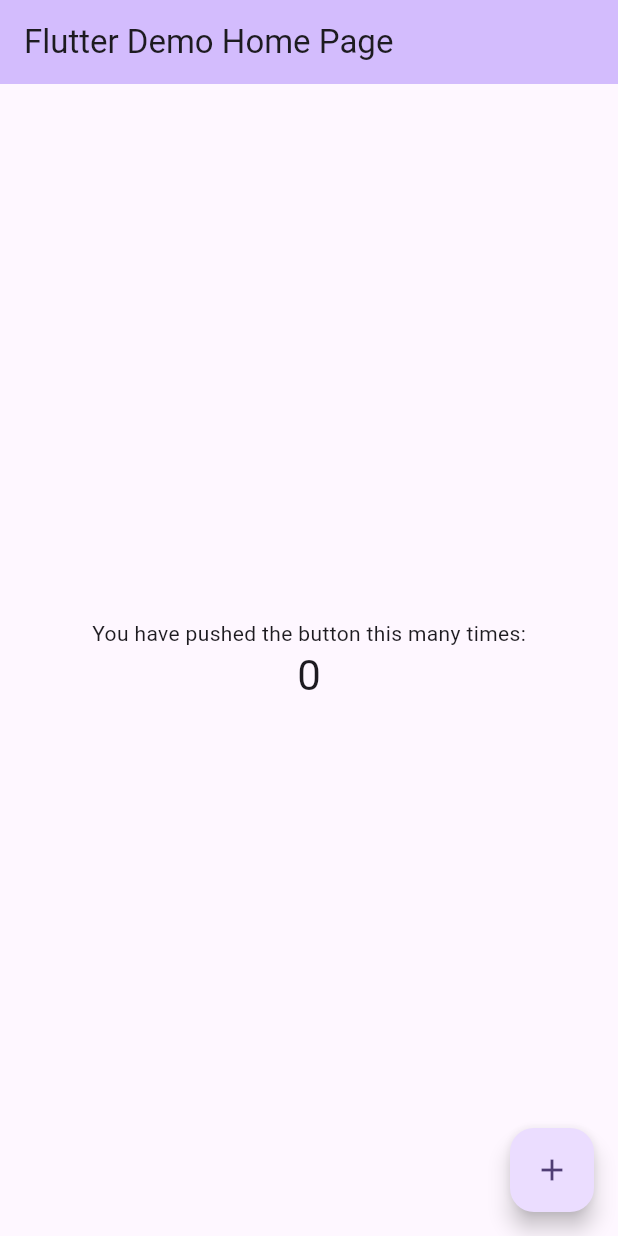
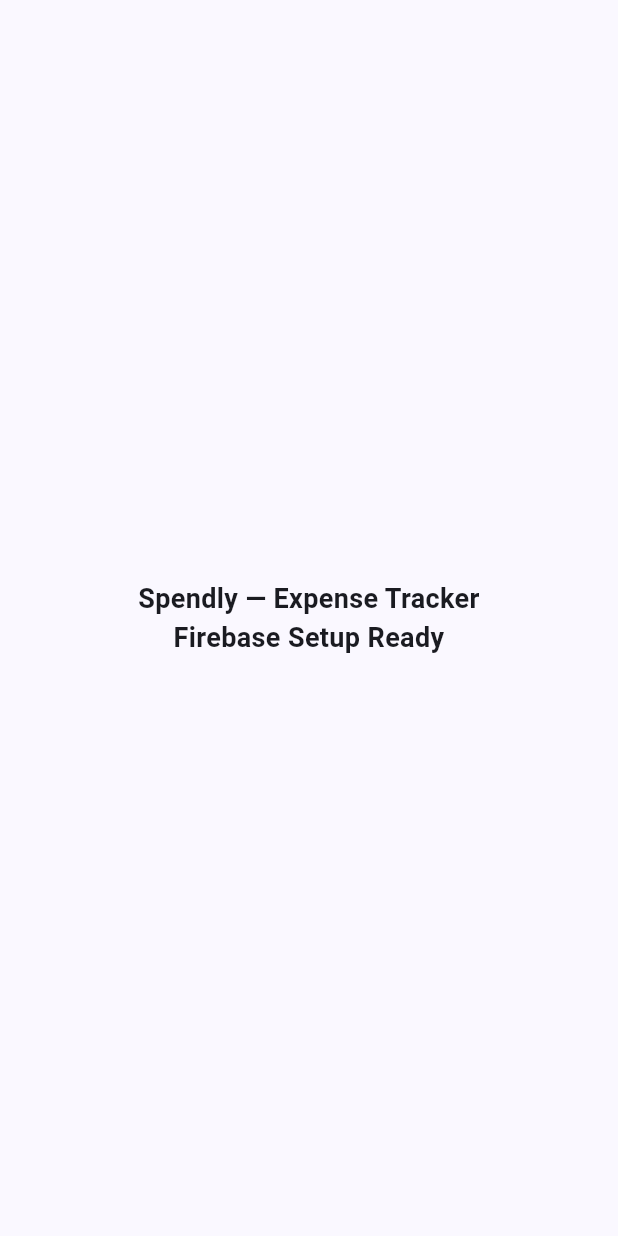
Before and after one commit to Deneshkar/flutter-expense-tracker, a Flutter app: the screen it shows after launch, on a phone screen of 412 x 824 dp. Run offline on Flutter 3.47's test engine with Material 3 defaults, Android fonts, the phone set to English and light mode, and no system bars; our stand-ins replace firebase_core; accounts and stored records are empty.

Commit message:
feat: scaffold Spendly Flutter application with Firebase integration and Android configuration

```diff
--- a/lib/main.dart
+++ b/lib/main.dart
@@ -1,121 +1,44 @@
 import 'package:flutter/material.dart';
+import 'package:firebase_core/firebase_core.dart';
 
-void main() {
-  runApp(const MyApp());
+Future<void> main() async {
+  // 1. Ensure Flutter widget bindings are initialized before calling platform channels
+  WidgetsFlutterBinding.ensureInitialized();
+
+  // 2. Initialize Firebase native app
+  try {
+    await Firebase.initializeApp();
+  } catch (e) {
+    debugPrint('Firebase initialization notice: $e');
+  }
+
+  // 3. Start the application
+  runApp(const SpendlyApp());
 }
 
-class MyApp extends StatelessWidget {
-  const MyApp({super.key});
+class SpendlyApp extends StatelessWidget {
+  const SpendlyApp({super.key});
 
-  // This widget is the root of your application.
   @override
   Widget build(BuildContext context) {
     return MaterialApp(
-      title: 'Flutter Demo',
+      title: 'Spendly — Expense Tracker',
+      debugShowCheckedModeBanner: false,
       theme: ThemeData(
-        // This is the theme of your application.
-        //
-        // TRY THIS: Try running your application with "flutter run". You'll see
-        // the application has a purple toolbar. Then, without quitting the app,
-        // try changing the seedColor in the colorScheme below to Colors.green
-        // and then invoke "hot reload" (save your changes or press the "hot
-        // reload" button in a Flutter-supported IDE, or press "r" if you used
-        // the command line to start the app).
-        //
-        // Notice that the counter didn't reset back to zero; the application
-        // state is not lost during the reload. To reset the state, use hot
-        // restart instead.
-        //
-        // This works for code too, not just values: Most code changes can be
-        // tested with just a hot reload.
-        colorScheme: .fromSeed(seedColor: Colors.deepPurple),
-      ),
-      home: const MyHomePage(title: 'Flutter Demo Home Page'),
-    );
-  }
-}
-
-class MyHomePage extends StatefulWidget {
-  const MyHomePage({super.key, required this.title});
-
-  // This widget is the home page of your application. It is stateful, meaning
-  // that it has a State object (defined below) that contains fields that affect
-  // how it looks.
-
-  // This class is the configuration for the state. It holds the values (in this
-  // case the title) provided by the parent (in this case the App widget) and
-  // used by the build method of the State. Fields in a Widget subclass are
-  // always marked "final".
-
-  final String title;
-
-  @override
-  State<MyHomePage> createState() => _MyHomePageState();
-}
-
-class _MyHomePageState extends State<MyHomePage> {
-  int _counter = 0;
-
-  void _incrementCounter() {
-    setState(() {
-      // This call to setState tells the Flutter framework that something has
-      // changed in this State, which causes it to rerun the build method below
-      // so that the display can reflect the updated values. If we changed
-      // _counter without calling setState(), then the build method would not be
-      // called again, and so nothing would appear to happen.
-      _counter++;
-    });
-  }
-
-  @override
-  Widget build(BuildContext context) {
-    // This method is rerun every time setState is called, for instance as done
-    // by the _incrementCounter method above.
-    //
-    // The Flutter framework has been optimized to make rerunning build methods
-    // fast, so that you can just rebuild anything that needs updating rather
-    // than having to individually change instances of widgets.
-    return Scaffold(
-      appBar: AppBar(
-        // TRY THIS: Try changing the color here to a specific color (to
-        // Colors.amber, perhaps?) and trigger a hot reload to see the AppBar
-        // change color while the other colors stay the same.
-        backgroundColor: Theme.of(context).colorScheme.inversePrimary,
-        // Here we take the value from the MyHomePage object that was created by
-        // the App.build method, and use it to set our appbar title.
-        title: Text(widget.title),
-      ),
-      body: Center(
-        // Center is a layout widget. It takes a single child and positions it
-        // in the middle of the parent.
-        child: Column(
-          // Column is also a layout widget. It takes a list of children and
-          // arranges them vertically. By default, it sizes itself to fit its
-          // children horizontally, and tries to be as tall as its parent.
-          //
-          // Column has various properties to control how it sizes itself and
-          // how it positions its children. Here we use mainAxisAlignment to
-          // center the children vertically; the main axis here is the vertical
-          // axis because Columns are vertical (the cross axis would be
-          // horizontal).
-          //
-          // TRY THIS: Invoke "debug painting" (choose the "Toggle Debug Paint"
-          // action in the IDE, or press "p" in the console), to see the
-          // wireframe for each widget.
-          mainAxisAlignment: .center,
-          children: [
-            const Text('You have pushed the button this many times:'),
-            Text(
-              '$_counter',
-              style: Theme.of(context).textTheme.headlineMedium,
-            ),
-          ],
+        useMaterial3: true,
+        colorScheme: ColorScheme.fromSeed(
+          seedColor: const Color(0xFF2563EB), // Modern Royal Indigo/Blue
+          brightness: Brightness.light,
         ),
       ),
-      floatingActionButton: FloatingActionButton(
-        onPressed: _incrementCounter,
-        tooltip: 'Increment',
-        child: const Icon(Icons.add),
+      home: const Scaffold(
+        body: Center(
+          child: Text(
+            'Spendly — Expense Tracker\nFirebase Setup Ready',
+            textAlign: TextAlign.center,
+            style: TextStyle(fontSize: 18, fontWeight: FontWeight.w600),
+          ),
+        ),
       ),
     );
   }
```
Also changed, not shown: 4 other files.
